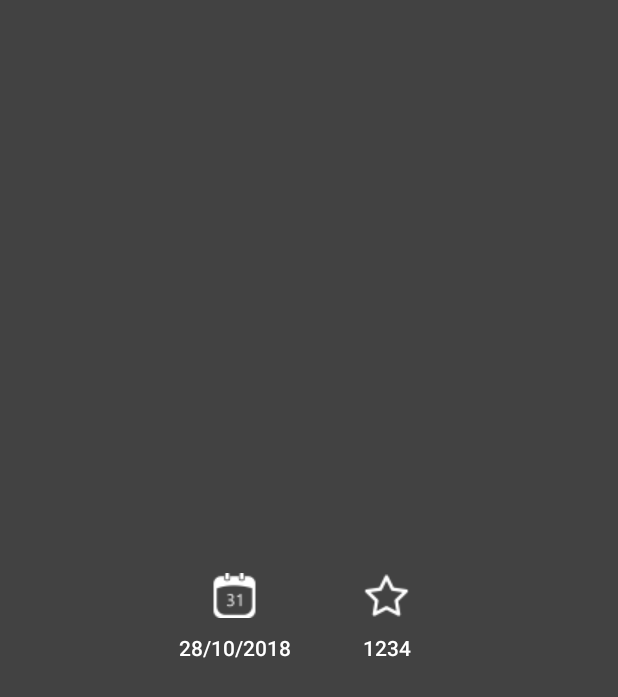
After one commit to rammurali187/MyTask, an Android app: the layout row_viewpager.xml on its own in the app's theme, with its tools: preview values and no code run, on a phone screen of 412 x 824 dp. The commit adds this screen. Shown: the top 697 px of the screen. Run offline under Robolectric (Android 15) with nearby library versions, the phone set to English and light mode, and no system bars.

Commit message:
Initial Commit

```diff
--- /dev/null
+++ b/app/src/main/res/layout/row_viewpager.xml
@@ -0,0 +1,37 @@
+<?xml version="1.0" encoding="utf-8"?>
+<LinearLayout xmlns:android="http://schemas.android.com/apk/res/android"
+    android:orientation="horizontal" android:layout_width="match_parent"
+    android:layout_height="match_parent"
+    android:background="@color/black"
+    android:gravity="center_vertical|center"
+    >
+
+    <Button
+        android:layout_width="wrap_content"
+        android:layout_height="80dp"
+        android:id="@+id/btnreleasedate"
+        android:drawablePadding="10dp"
+        android:drawableTop="@drawable/datepicker"
+        android:background="@color/transparent"
+        android:textColor="@color/white"
+        android:padding="10dp"
+        android:textAllCaps="false"
+        android:text="28/10/2018"
+        />
+
+    <Button
+        android:layout_width="wrap_content"
+        android:layout_height="80dp"
+        android:id="@+id/btnstar"
+        android:drawablePadding="10dp"
+        android:drawableTop="@drawable/star"
+        android:background="@color/transparent"
+        android:textColor="@color/white"
+        android:padding="10dp"
+        android:layout_marginLeft="10dp"
+        android:text="1234"
+        android:textAllCaps="false"
+        />
+
+
+</LinearLayout>
--- a/app/src/main/res/values/colors.xml
+++ b/app/src/main/res/values/colors.xml
@@ -3,7 +3,7 @@
 
 <resources>
     <color name="transparent">#00000000</color>
-    <color name="black">#000000</color>
+    <color name="black">@color/material_grey800</color>
     <color name="white">#ffffff</color>
 
     <color name="body_text_1">#de000000</color>
```
Also changed, not shown: app/src/main/java/com/ram/my/movies/ui/adapter/ViewPagerAdapter.java (added, +77 -0 lines), app/src/main/java/com/ram/my/movies/ui/fragment/MovieFragment.java (+14 -11 lines), app/src/main/java/com/ram/my/movies/utils/ViewPager.java (added, +75 -0 lines), app/src/main/res/drawable/active_dot.xml (added, +9 -0 lines), app/src/main/res/drawable/non_active_dot.xml (added, +9 -0 lines), app/src/main/res/layout/partial_movie_flipper.xml (+30 -3 lines), app/src/main/res/layout/row_viewpager2.xml (added, +37 -0 lines).
